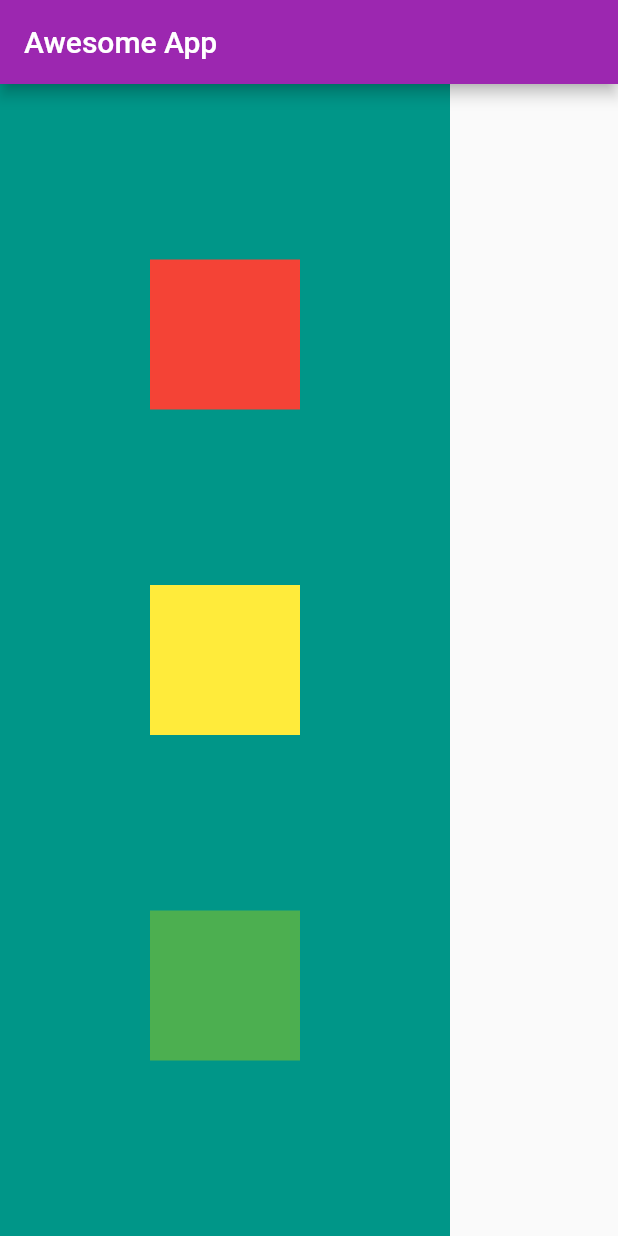
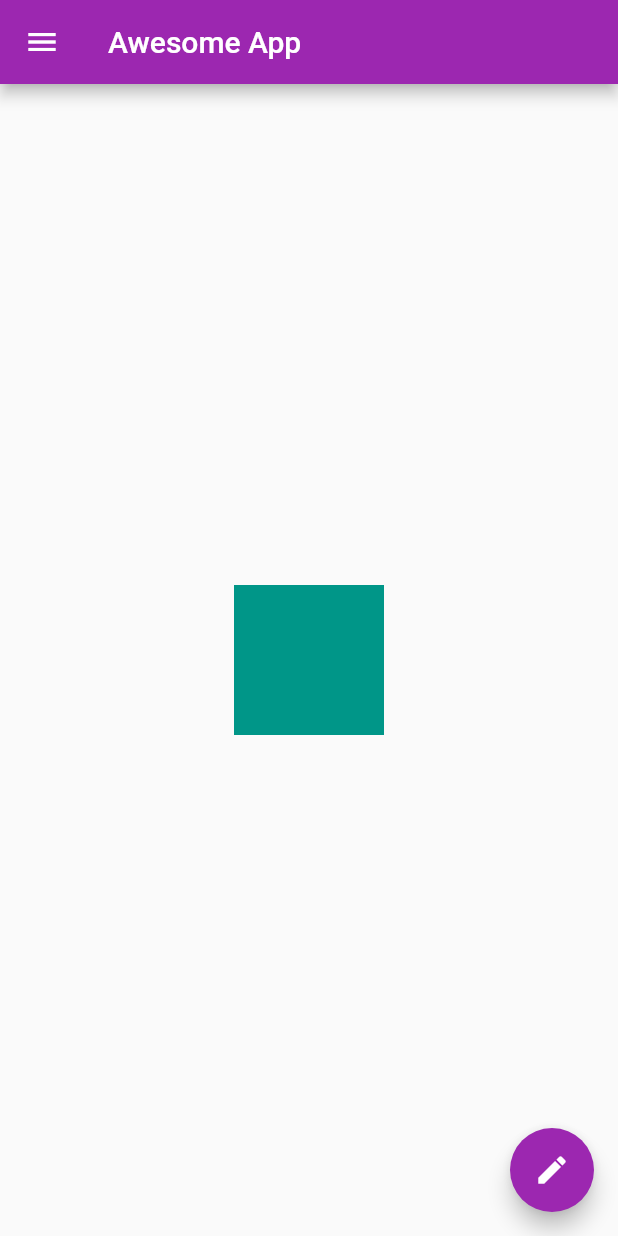
Before and after one commit to sybergeek/learning-flutter, a Flutter app: the screen it shows after launch, on a phone screen of 412 x 824 dp. Run offline on Flutter 3.47's test engine with Material 2 defaults, Android fonts, the phone set to English and light mode, and no system bars.

Commit message:
learn floatingActionButton Drawer ListTile

```diff
--- a/awesome_app/lib/main.dart
+++ b/awesome_app/lib/main.dart
@@ -17,37 +17,44 @@ class HomePage extends StatelessWidget {
       appBar: AppBar(
         title: Text("Awesome App"),
       ),
-      body: Container(
-        color: Colors.teal,
-        width: 300,
-        child: Column(
-          mainAxisAlignment: MainAxisAlignment.spaceEvenly,
-          crossAxisAlignment: CrossAxisAlignment.center,
-          // mainAxisSize: MainAxisSize.,
+      body: Center(
+        child: Container(
+          color: Colors.teal,
+          height: 100,
+          width: 100,
+        ),
+      ),
+      drawer: Drawer(
+        child: ListView(
+          padding: const EdgeInsets.all(0),
           children: <Widget>[
-            Container(
-              padding: const EdgeInsets.all(8),
-              width: 100,
-              height: 100,
-              color: Colors.red,
-              alignment: Alignment.center,
+            UserAccountsDrawerHeader(
+              accountName: Text("Abhishek Sen"),
+              accountEmail: Text("sybergeek@gmail.com"),
+              currentAccountPicture: CircleAvatar(
+                backgroundImage: NetworkImage(
+                    "https://images.unsplash.com/photo-1438761681033-6461ffad8d80?ixlib=rb-1.2.1&ixid=eyJhcHBfaWQiOjEyMDd9&auto=format&fit=crop&w=750&q=80"),
+              ),
             ),
-            Container(
-              padding: const EdgeInsets.all(8),
-              width: 100,
-              height: 100,
-              color: Colors.yellow,
-              alignment: Alignment.center,
+            ListTile(
+              leading: Icon(Icons.person),
+              title: Text("Abhishek Sen"),
+              subtitle: Text("Developer"),
+              trailing: Icon(Icons.edit),
+              onTap: () {},
             ),
-            Container(
-              padding: const EdgeInsets.all(8),
-              width: 100,
-              height: 100,
-              color: Colors.green,
-              alignment: Alignment.center,
-            )
+            ListTile(
+              leading: Icon(Icons.email),
+              title: Text("Email"),
+              subtitle: Text("Developer"),
+              trailing: Icon(Icons.edit),
+            ),
           ],
         ),
+      ),
+      floatingActionButton: FloatingActionButton(
+        onPressed: () {},
+        child: Icon(Icons.edit),
       ),
     );
   }
```
